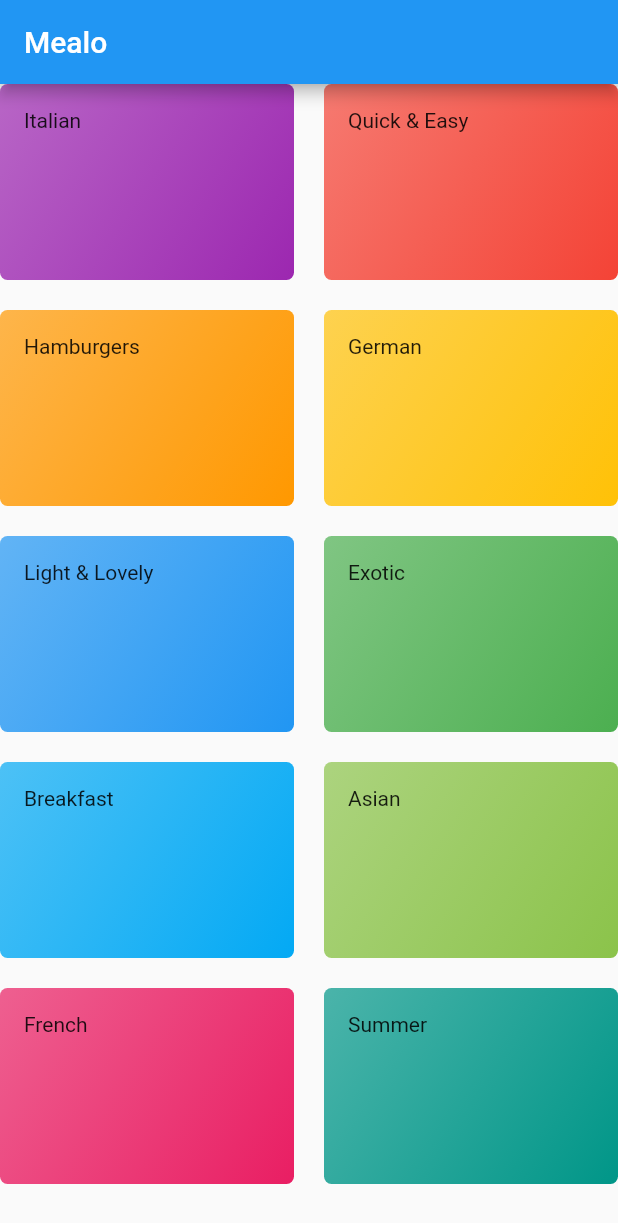
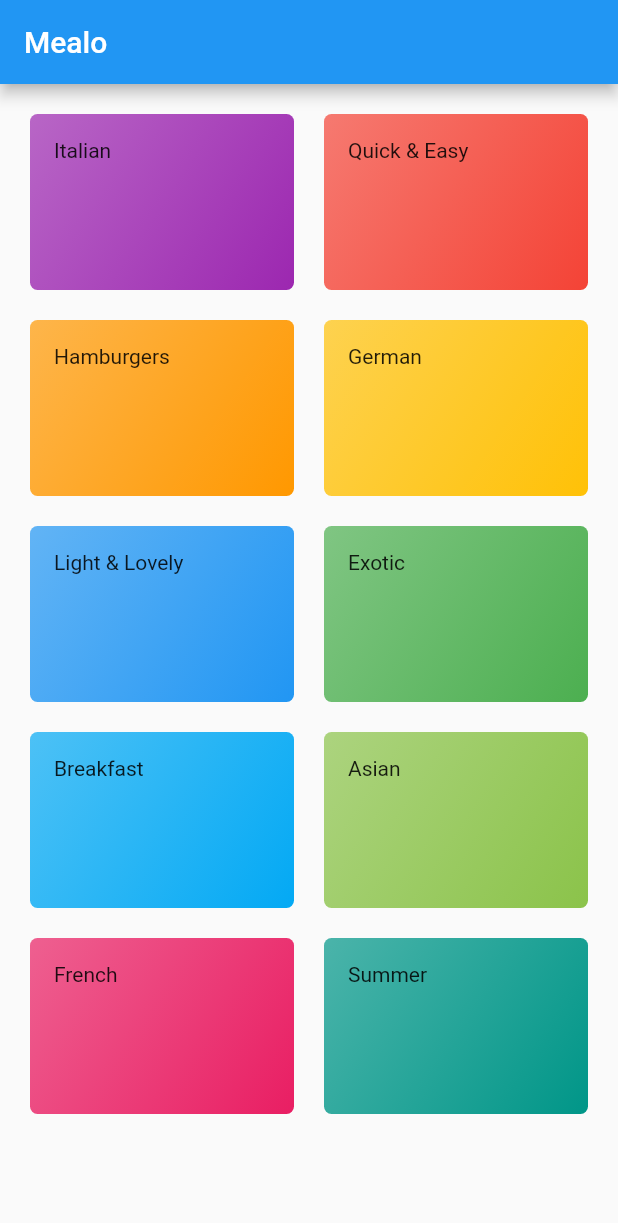
Before and after one commit to SafwanSa/mealo-app, a Flutter app: the screen it shows after launch, on a phone screen of 412 x 824 dp. Shown: the top 1223 px of the screen. Run offline on Flutter 3.47's test engine with Material 2 defaults, Android fonts, the phone set to English and light mode, and no system bars.

```diff
--- a/lib/categories_screen.dart
+++ b/lib/categories_screen.dart
@@ -10,6 +10,7 @@ class CategoriesScreen extends StatelessWidget {
         title: const Text('Mealo'),
       ),
       body: GridView(
+        padding: EdgeInsets.all(20),
         children: DUMMY_CATEGORIES
             .map((catData) => CategoryItem(
                   title: catData.title,
--- a/lib/main.dart
+++ b/lib/main.dart
@@ -6,7 +6,6 @@ void main() {
 }
 
 class MyApp extends StatelessWidget {
-  // This widget is the root of your application.
   @override
   Widget build(BuildContext context) {
     return MaterialApp(
```
Also changed, not shown: pubspec.yaml (+21 -15 lines), assets/fonts/Raleway-Black.ttf (added), assets/fonts/Raleway-Bold.ttf (added), assets/fonts/Raleway-Regular.ttf (added), assets/fonts/RobotoCondensed-Bold.ttf (added), assets/fonts/RobotoCondensed-Italic.ttf (added), assets/fonts/RobotoCondensed-Light.ttf (added), assets/fonts/RobotoCondensed-Regular.ttf (added).
